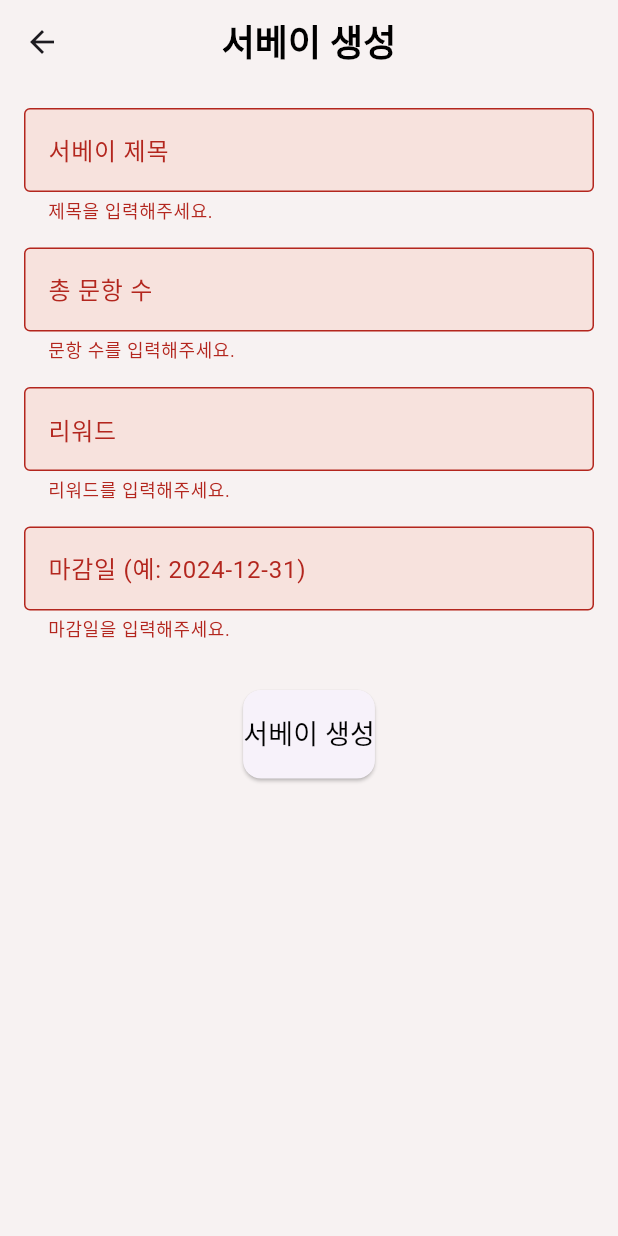
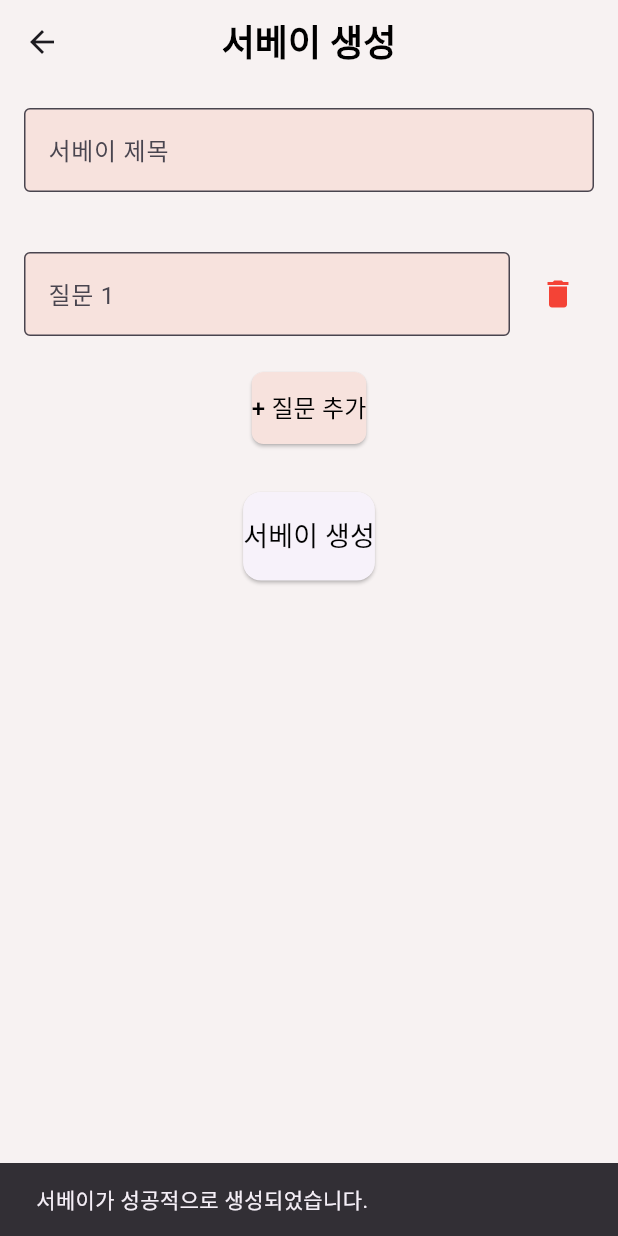
Before and after one commit to Dankook-Uni-Link/Product_Development, a Flutter app: the MakeSurveyScreen screen opened directly, after a tap on "서베이 생성", on a phone screen of 412 x 824 dp. Run offline on Flutter 3.47's test engine with Material 3 defaults, Android fonts, the phone set to English and light mode, and no system bars; our stand-ins replace firebase_core, google_fonts; accounts and stored records are empty; network calls fail.

Commit message:
survey edit

```diff
--- /dev/null
+++ b/app/lib/screen/create_survey_screen.dart
@@ -0,0 +1,203 @@
+import 'package:flutter/material.dart';
+import 'package:google_fonts/google_fonts.dart';
+import 'package:app/design/colors.dart';
+import 'package:app/services/api_service.dart';
+
+class CreateSurveyScreen extends StatefulWidget {
+  const CreateSurveyScreen({super.key});
+
+  @override
+  _SurveyCreateScreenState createState() => _SurveyCreateScreenState();
+}
+
+class _SurveyCreateScreenState extends State<CreateSurveyScreen> {
+  ApiService apiService = ApiService();
+  final _formKey = GlobalKey<FormState>();
+  String surveyTitle = '';
+
+  // 질문 필드 관리
+  final List<TextEditingController> _questionControllers = [];
+  final List<GlobalKey<FormState>> _questionFormKeys = [];
+
+  @override
+  void initState() {
+    super.initState();
+    _addSurveyField(); // 기본 하나의 질문 필드 추가
+  }
+
+  // 새로운 질문 필드 추가
+  void _addSurveyField() {
+    setState(() {
+      _questionControllers.add(TextEditingController());
+      _questionFormKeys.add(GlobalKey<FormState>());
+    });
+  }
+
+  // 질문 필드 삭제
+  void _removeSurveyField(int index) {
+    setState(() {
+      _questionControllers[index].dispose();
+      _questionControllers.removeAt(index);
+      _questionFormKeys.removeAt(index);
+    });
+  }
+
+  @override
+  Widget build(BuildContext context) {
+    return Scaffold(
+      backgroundColor: AppColors.primary,
+      appBar: AppBar(
+        backgroundColor: AppColors.primary,
+        title: Text(
+          '서베이 생성',
+          style: GoogleFonts.blackHanSans(
+            fontSize: 24,
+            fontWeight: FontWeight.bold,
+            color: Colors.black,
+          ),
+        ),
+        centerTitle: true,
+      ),
+      body: SingleChildScrollView(
+        child: Padding(
+          padding: const EdgeInsets.all(16.0),
+          child: Form(
+            key: _formKey,
+            child: Column(
+              children: [
+                // 서베이 제목 입력 필드
+                TextFormField(
+                  decoration: InputDecoration(
+                    labelText: '서베이 제목',
+                    border: OutlineInputBorder(),
+                    filled: true,
+                    fillColor: AppColors.secondary,
+                  ),
+                  onChanged: (value) {
+                    setState(() {
+                      surveyTitle = value;
+                    });
+                  },
+                  validator: (value) {
+                    if (value == null || value.isEmpty) {
+                      return '서베이 제목을 입력하세요.';
+                    }
+                    return null;
+                  },
+                ),
+                const SizedBox(height: 32),
+
+                // 동적 질문 입력 필드
+                ListView.builder(
+                  shrinkWrap: true,
+                  physics: const NeverScrollableScrollPhysics(),
+                  itemCount: _questionControllers.length,
+                  itemBuilder: (context, index) {
+                    return Row(
+                      children: [
+                        Expanded(
+                          child: Padding(
+                            padding: const EdgeInsets.symmetric(vertical: 8.0),
+                            child: TextFormField(
+                              controller: _questionControllers[index],
+                              decoration: InputDecoration(
+                                labelText: '질문 ${index + 1}',
+                                border: OutlineInputBorder(),
+                                filled: true,
+                                fillColor: AppColors.secondary,
+                              ),
+                              validator: (value) {
+                                if (value == null || value.isEmpty) {
+                                  return '질문을 입력하세요.';
+                                }
+                                return null;
+                              },
+                            ),
+                          ),
+                        ),
+                        const SizedBox(width: 8),
+                        IconButton(
+                          icon: const Icon(Icons.delete, color: Colors.red),
+                          onPressed: () => _removeSurveyField(index),
+                        ),
+                      ],
+                    );
+                  },
+                ),
+                const SizedBox(height: 16),
+
+                // 질문 추가 버튼
+                ElevatedButton(
+                  onPressed: _addSurveyField,
+                  style: ElevatedButton.styleFrom(
+                    padding: const EdgeInsets.symmetric(vertical: 12.0),
+                    backgroundColor: AppColors.secondary,
+                    shape: RoundedRectangleBorder(
+                      borderRadius: BorderRadius.circular(8.0),
+                    ),
+                  ),
+                  child: Text(
+                    '+ 질문 추가',
+                    style: GoogleFonts.blackHanSans(fontSize: 16, color: Colors.black),
+                  ),
+                ),
+                const SizedBox(height: 32),
+
+                // 서베이 생성 버튼
+                ElevatedButton(
+                  onPressed: _createSurvey,
+                  style: ElevatedButton.styleFrom(
+                    padding: const EdgeInsets.symmetric(vertical: 16.0),
+                    shape: RoundedRectangleBorder(
+                      borderRadius: BorderRadius.circular(12.0),
+                    ),
+                  ),
+                  child: Text(
+                    '서베이 생성',
+                    style: GoogleFonts.blackHanSans(fontSize: 18, color: Colors.black),
+                  ),
+                ),
+              ],
+            ),
+          ),
+        ),
+      ),
+    );
+  }
+
+  // 서베이 생성 로직
+  Future<void> _createSurvey() async {
+    if (_formKey.currentState!.validate()) {
+      try {
+        final surveyQuestions = _questionControllers.map((c) => c.text).toList();
+        final result = await apiService.newcreateSurvey(
+          surveyTitle,
+          surveyQuestions, // 각 질문 전달
+        );
+
+        if (result.success) {
+          ScaffoldMessenger.of(context).showSnackBar(
+            const SnackBar(content: Text('서베이가 성공적으로 생성되었습니다.')),
+          );
+          Navigator.pop(context); // 뒤로 가기
+        } else {
+          ScaffoldMessenger.of(context).showSnackBar(
+            SnackBar(content: Text('서베이 생성 실패: ${result.message}')),
+          );
+        }
+      } catch (e) {
+        ScaffoldMessenger.of(context).showSnackBar(
+          SnackBar(content: Text('오류 발생: ${e.toString()}')),
+        );
+      }
+    }
+  }
+
+  @override
+  void dispose() {
+    for (var controller in _questionControllers) {
+      controller.dispose();
+    }
+    super.dispose();
+  }
+}
--- a/app/lib/screen/make_survey_screen.dart
+++ b/app/lib/screen/make_survey_screen.dart
@@ -24,6 +24,7 @@ import 'package:flutter/material.dart';
 import 'package:google_fonts/google_fonts.dart';
 import 'package:app/design/colors.dart';
 import 'package:app/services/api_service.dart';
+import 'package:app/screen/create_survey_screen.dart';
 
 class MakeSurveyScreen extends StatefulWidget {
   const MakeSurveyScreen({super.key});
@@ -36,7 +37,8 @@ class _SurveyCreateScreenState extends State<MakeSurveyScreen> {
   ApiService apiService = ApiService();
   final _formKey = GlobalKey<FormState>();
   String surveyTitle = '';
-  int totalQuestions = 1;
+  String surveyExplain = '';
+  // int totalQuestions = 1;
   String reward = '';
   String deadline = '';
 
@@ -85,26 +87,22 @@ class _SurveyCreateScreenState extends State<MakeSurveyScreen> {
                 ),
                 const SizedBox(height: 16),
 
-                // 총 문항 수 입력 필드
+                // 서베이 설명란
                 TextFormField(
                   decoration: InputDecoration(
-                    labelText: '총 문항 수',
+                    labelText: '서베이 설명',
                     border: OutlineInputBorder(),
                     filled: true,
                     fillColor: AppColors.secondary,
                   ),
-                  keyboardType: TextInputType.number,
                   onChanged: (value) {
                     setState(() {
-                      totalQuestions = int.tryParse(value) ?? 1;
+                      surveyExplain = value;
                     });
                   },
                   validator: (value) {
                     if (value == null || value.isEmpty) {
-                      return '문항 수를 입력해주세요.';
-                    }
-                    if (int.tryParse(value) == null) {
-                      return '올바른 문항 수를 입력해주세요.';
+                      return '설명란';
                     }
                     return null;
                   },
@@ -180,30 +178,37 @@ class _SurveyCreateScreenState extends State<MakeSurveyScreen> {
 
   // 서베이 생성 로직
   Future<void> _createSurvey() async {
-    if (_formKey.currentState!.validate()) {
-      try {
-        final result = await apiService.createSurvey(
-          surveyTitle,
-          totalQuestions,
-          reward,
-          deadline,
-        );
+    ScaffoldMessenger.of(context).showSnackBar(
+      const SnackBar(content: Text('서베이가 성공적으로 생성되었습니다.')),
+    );
+    Navigator.pushReplacement(
+      context,
+      MaterialPageRoute(builder: (context) => const CreateSurveyScreen()),
+    );
+    // if (_formKey.currentState!.validate()) {
+    //   try {
+    //     final result = await apiService.createSurvey(
+    //       surveyTitle,
+    //       surveyExplain,
+    //       reward,
+    //       deadline,
+    //     );
 
-        if (result.success) {
-          ScaffoldMessenger.of(context).showSnackBar(
-            const SnackBar(content: Text('서베이가 성공적으로 생성되었습니다.')),
-          );
-          Navigator.pop(context);  // 뒤로 가기
-        } else {
-          ScaffoldMessenger.of(context).showSnackBar(
-            SnackBar(content: Text('서베이 생성 실패: ${result.message}')),
-          );
-        }
-      } catch (e) {
-        ScaffoldMessenger.of(context).showSnackBar(
-          SnackBar(content: Text('오류 발생: ${e.toString()}')),
-        );
-      }
-    }
+    //     if (result.success) {
+    //       ScaffoldMessenger.of(context).showSnackBar(
+    //         const SnackBar(content: Text('서베이가 성공적으로 생성되었습니다.')),
+    //       );
+    //       Navigator.pop(context);  // 뒤로 가기
+    //     } else {
+    //       ScaffoldMessenger.of(context).showSnackBar(
+    //         SnackBar(content: Text('서베이 생성 실패: ${result.message}')),
+    //       );
+    //     }
+    //   } catch (e) {
+    //     ScaffoldMessenger.of(context).showSnackBar(
+    //       SnackBar(content: Text('오류 발생: ${e.toString()}')),
+    //     );
+    //   }
+    // }
   }
 }
```
Also changed, not shown: app/lib/services/api_service.dart (+25 -2 lines), app/lib/screen/signup_screen.dart (line endings or trailing spaces).
